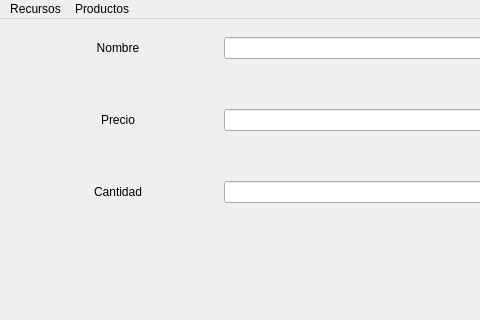
The window that velas/view/uis/startingWindow.ui (IngErnestoAlvarez/candles) describes before a commit, drawn with Qt 5; both pictures show x 0 to 480 and y 0 to 320 of the 803 by 600 pixel window.
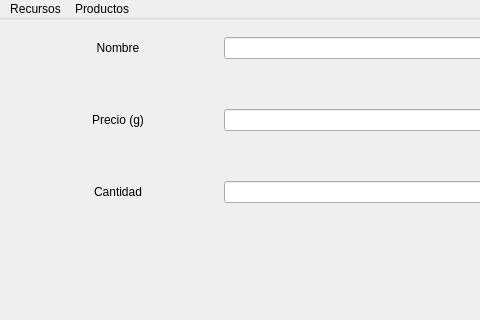
The same window after the commit. The open tabs and pages were chosen to show the change.

Commit message: Arreglado el layout de widgetRecurso al eliminar varios recursos

What changed in the file:
```diff
--- a/velas/view/uis/startingWindow.ui
+++ b/velas/view/uis/startingWindow.ui
@@ -161,7 +161,7 @@
            </size>
           </property>
           <property name="text">
-           <string>Precio</string>
+           <string>Precio (g)</string>
           </property>
           <property name="alignment">
            <set>Qt::AlignCenter</set>
```
The commit also changes 1 other file.
